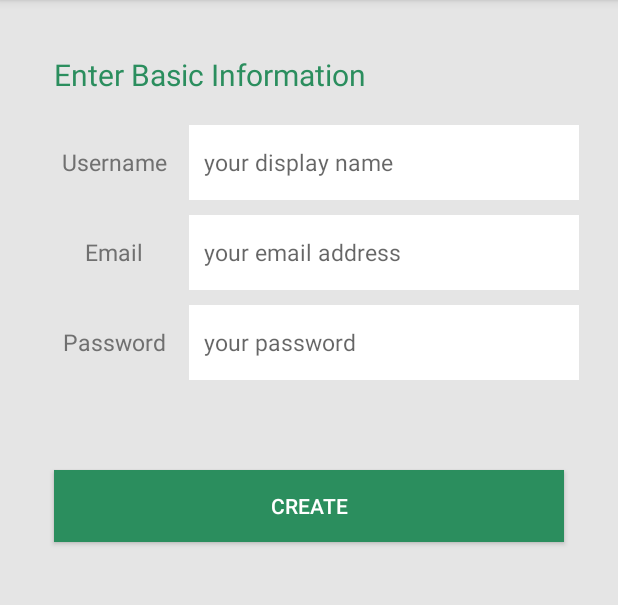
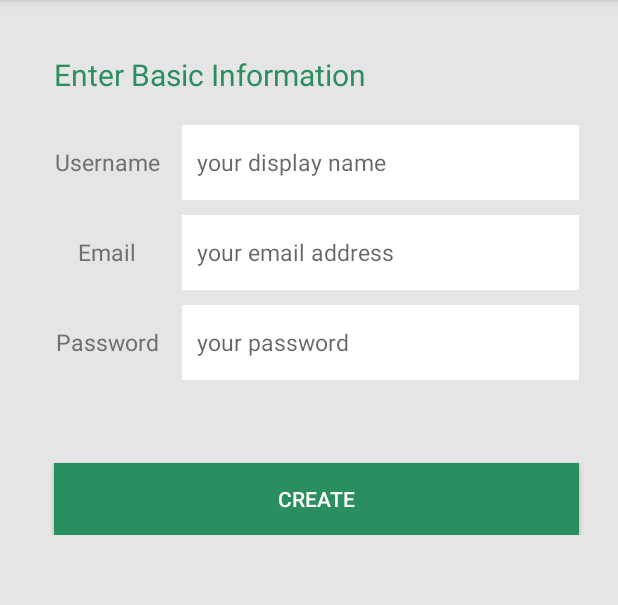
Before and after one commit to Xinbei/Dartmouth-Coach-App, an Android app: the CreateAccountActivity screen opened directly, with no data from a screen before it, on a phone screen of 412 x 824 dp, the part 84-689 px from its top. Run offline under Robolectric (Android 15) with nearby library versions, the phone set to English and light mode, and no system bars.

Commit message:
login update2

```diff
--- a/DartmouthCoach/app/src/main/res/layout/activity_create_account.xml
+++ b/DartmouthCoach/app/src/main/res/layout/activity_create_account.xml
@@ -39,7 +39,7 @@
         <LinearLayout
             android:layout_width="match_parent"
             android:layout_height="50dp"
-            android:layout_marginLeft="10dp"
+            android:layout_marginLeft="5dp"
             android:layout_marginRight="10dp"
             android:background="@color/color5"
             android:orientation="horizontal">
@@ -69,7 +69,7 @@
         <LinearLayout
             android:layout_width="match_parent"
             android:layout_height="50dp"
-            android:layout_marginLeft="10dp"
+            android:layout_marginLeft="5dp"
             android:layout_marginRight="10dp"
             android:layout_marginTop="10dp"
             android:background="@color/color5"
@@ -99,7 +99,7 @@
         <LinearLayout
             android:layout_width="match_parent"
             android:layout_height="50dp"
-            android:layout_marginLeft="10dp"
+            android:layout_marginLeft="5dp"
             android:layout_marginRight="10dp"
             android:layout_marginTop="10dp"
             android:background="@color/color5"
@@ -127,19 +127,6 @@
 
 
 
-
-
-        <!-- profile gender -->
-        <LinearLayout
-            android:layout_width="match_parent"
-            android:layout_height="wrap_content"
-            android:layout_margin="20dp"
-            android:gravity="center"
-            android:orientation="horizontal">
-        </LinearLayout>
-
-
-
         <!-- End of login input -->
 
 
@@ -147,7 +134,9 @@
             android:id="@+id/btnCreate"
             android:layout_width="match_parent"
             android:layout_height="wrap_content"
-            android:layout_margin="20dp"
+            android:layout_marginTop="55dp"
+            android:layout_marginLeft="20dp"
+            android:layout_marginRight="10dp"
             android:background="@color/color1"
             android:onClick="onNewAcc"
             android:textAllCaps="false"
```
